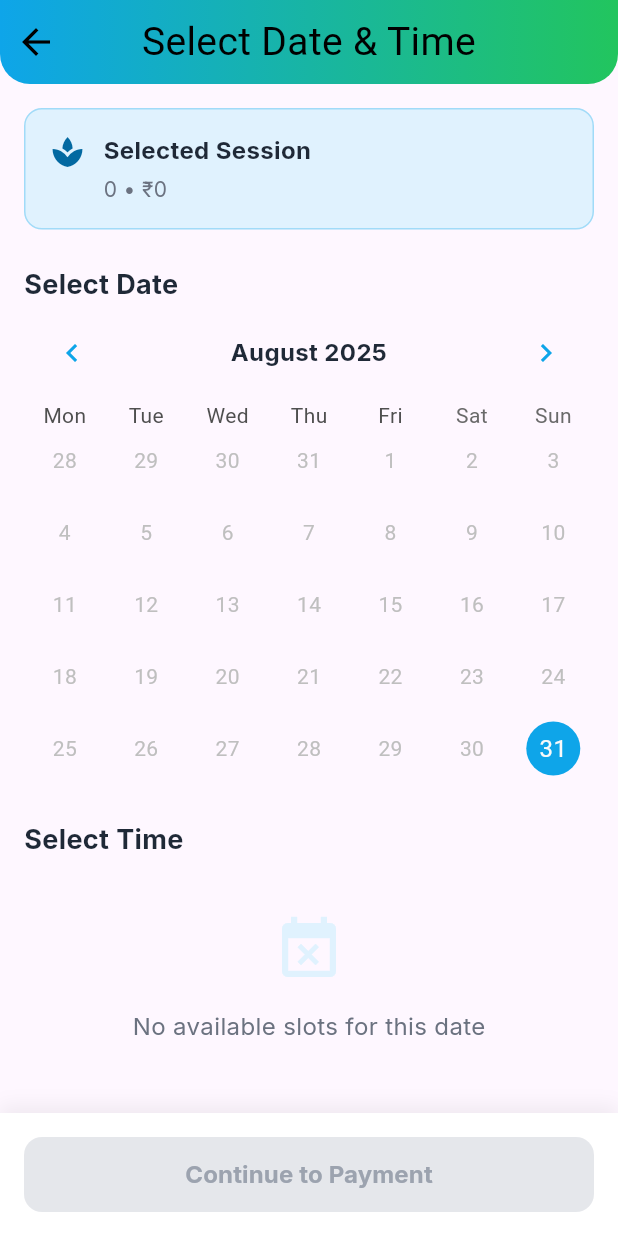
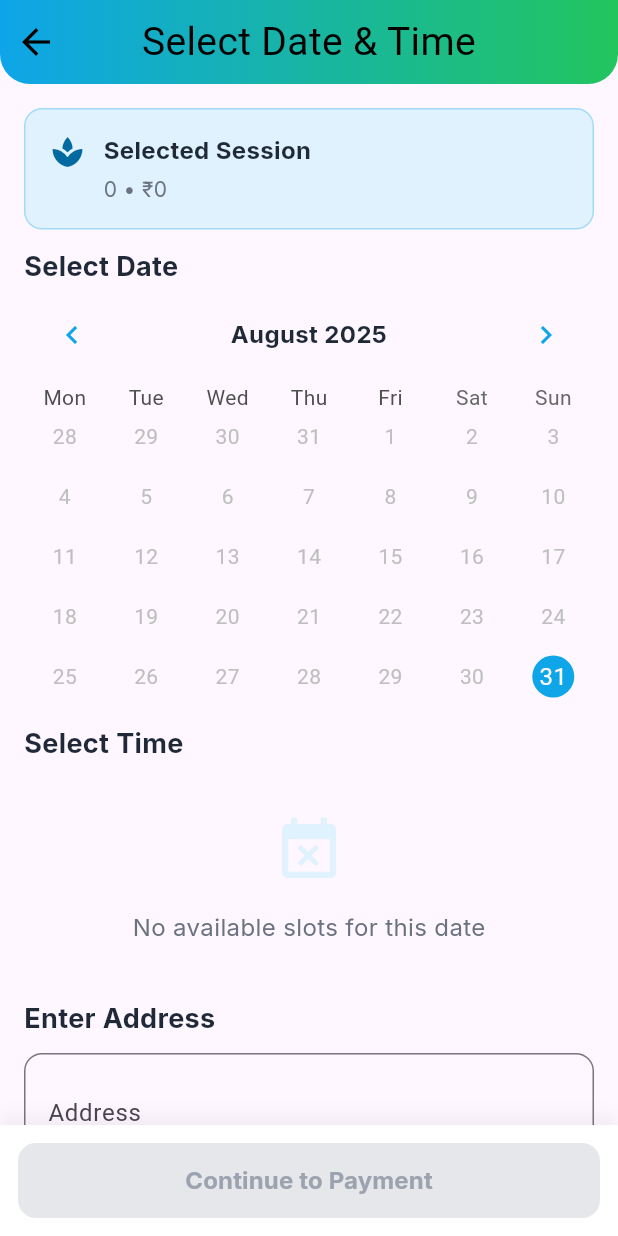
Before and after one commit to meetjanani/physio_connect_flutter, a Flutter app: the DateTimeScreen screen opened by its route, on a phone screen of 412 x 824 dp. Run offline on Flutter 3.47's test engine with Material 3 defaults, Android fonts, the light colour scheme and no system bars; drawn by our look-alikes of table_calendar; our stand-ins replace cached_network_image, cloud_functions, firebase_auth, firebase_core, firebase_messaging, flutter_html and 11 more; missing offline and left inert: firebase_app_check, html_editor_enhanced, razorpay_flutter; accounts and stored records are empty.

Commit message:
Add address input field to booking process; update booking model and invoice service to include address

```diff
--- a/lib/model/bookings_model.dart
+++ b/lib/model/bookings_model.dart
@@ -26,6 +26,7 @@ class BookingsModel {
   String? orderId = "";
   String? signature = "";
   String? doctorNotes = "";
+  String? address = "";
   String bookingDate = DateTime.now().toString();
   String createdAt = DateTime.now().toString();
 
@@ -46,6 +47,7 @@ class BookingsModel {
     required this.orderId,
     required this.signature,
     required this.doctorNotes,
+    required this.address,
     required this.bookingDate,
     required this.createdAt,
   });
--- a/lib/services/invoice_service.dart
+++ b/lib/services/invoice_service.dart
@@ -188,7 +188,7 @@ class InvoiceService {
                       ),
                       pw.SizedBox(height: 4),
                       // TODO: patient.address
-                      pw.Text('Address not available'),
+                      pw.Text(appointment.address ?? 'Address not available'),
                       if (patient.mobileNumber?.isNotEmpty == true)
                         pw.Text('Phone: ${patient.mobileNumber}'),
                      /* if (patient.email?.isNotEmpty == true)
--- a/lib/ui/book_session/booking_controller.dart
+++ b/lib/ui/book_session/booking_controller.dart
@@ -1,6 +1,7 @@
 // lib/ui/booking/booking_controller.dart
 import 'dart:convert';
 
+import 'package:flutter/material.dart';
 import 'package:get/get.dart';
 import 'package:intl/intl.dart';
 import 'package:physio_connect/model/doctor_model.dart';
@@ -19,6 +20,8 @@ class BookingController extends GetxController {
   static BookingController get to => Get.find();
 
   BookingController();
+  // Add a TextEditingController for address if not present in controller
+  final TextEditingController addressController = TextEditingController();
   SupabaseController supabaseController =
       SupabaseController.to;
 
@@ -89,6 +92,7 @@ class BookingController extends GetxController {
       orderId: paymentResponse.orderId,
       signature: paymentResponse.signature,
       doctorNotes: "No additional notes provided.",
+      address: addressController.text,
       bookingDate: DateFormat('yyyy-MM-dd').format(selectedDate.value),
       createdAt: DateTime.now().toString(),
     );
--- a/lib/ui/book_session/date_time_screen.dart
+++ b/lib/ui/book_session/date_time_screen.dart
@@ -76,8 +76,7 @@ class DateTimeScreen extends StatelessWidget {
                     ),
                   ),
                 ),
-                SizedBox(height: 24),
-
+                SizedBox(height: 12),
                 // Calendar
                 Text(
                   'Select Date',
@@ -91,7 +90,7 @@ class DateTimeScreen extends StatelessWidget {
                 ),
                 Obx(
                   () => TableCalendar(
-                    rowHeight: 48,
+                    rowHeight: 40,
                     startingDayOfWeek: StartingDayOfWeek.monday,
                     firstDay: DateTime.now(),
                     lastDay: DateTime.now().add(Duration(days: 60)),
@@ -151,7 +150,7 @@ class DateTimeScreen extends StatelessWidget {
                     ),
                   ),
                 ),
-                SizedBox(height: 24),
+                SizedBox(height: 12),
 
                 // Time slots
                 Text(
@@ -164,7 +163,7 @@ class DateTimeScreen extends StatelessWidget {
                     ),
                   ),
                 ),
-                SizedBox(height: 12),
+                SizedBox(height: 10),
                 Obx(
                   () => controller.isLoading.value
                     ? Center(
@@ -264,13 +263,59 @@ class DateTimeScreen extends StatelessWidget {
                           }).toList(),
                         ),
                 ),
+                SizedBox(height: 12),
+
+                // Time slots
+                Text(
+                  'Enter Address',
+                  style: GoogleFonts.inter(
+                    textStyle: TextStyle(
+                      fontSize: 18,
+                      fontWeight: FontWeight.bold,
+                      color: AppColors.textPrimary,
+                    ),
+                  ),
+                ),
+                SizedBox(height: 10),
+                // Address multiline text field with location icon
+                Row(
+                  crossAxisAlignment: CrossAxisAlignment.start,
+                  children: [
+                    Expanded(
+                      child: TextField(
+                        controller: controller.addressController,
+                        maxLines: 3,
+                        minLines: 2,
+                        decoration: InputDecoration(
+                          labelText: 'Address',
+                          hintText: 'Enter your address',
+                          border: OutlineInputBorder(
+                            borderRadius: BorderRadius.circular(12),
+                          ),
+                        ),
+                      ),
+                    ),
+                   /* SizedBox(width: 8),
+                    IconButton(
+                      icon: Icon(Icons.my_location, color: AppColors.medicalBlue),
+                      tooltip: 'Use current location',
+                      onPressed: () async {
+                        // TODO: Implement GPS logic to fetch and set address
+                        // Example:
+                        // String address = await controller.getCurrentLocationAddress();
+                        // addressController.text = address;
+                      },
+                    ),*/
+                  ],
+                ),
+                SizedBox(height: 12),
               ],
             ),
           ),
 
           // Bottom button
           Container(
-            padding: EdgeInsets.all(16),
+            padding: EdgeInsets.all(12),
             decoration: BoxDecoration(
               color: AppColors.surface,
               boxShadow: [
--- a/lib/ui/book_session/payment_screen.dart
+++ b/lib/ui/book_session/payment_screen.dart
@@ -64,7 +64,7 @@ class _PaymentScreenState extends State<PaymentScreen> {
     // For testing purposes, directly call success handler
     // In production, uncomment the Razorpay integration code below
     // controller.razorpayPaymentId.value = "razor_pay_test_payment_id"!;
-    // controller.createAppointment(PaymentSuccessResponse("payment_id", "order_id", "signature", {}), PaymentStatus.paid);
+    // controller.createAppointment(PaymentSuccessResponse("razor_pay_test_payment_id", "order_id", "signature", {}), PaymentStatus.paid);
     // return;
 
     // rzp_live_RAnbKgZCZa6RZZ
--- a/lib/ui/booking_history/booking_detail_screen.dart
+++ b/lib/ui/booking_history/booking_detail_screen.dart
@@ -10,6 +10,7 @@ import 'package:physio_connect/ui/booking_history/show_html_editor_for_doctor_no
 import 'package:physio_connect/utils/common_appbar.dart';
 import 'package:physio_connect/utils/enum.dart';
 import 'package:physio_connect/utils/theme/app_colors.dart';
+import 'package:physio_connect/utils/view_extension.dart';
 
 import '../../services/invoice_service.dart';
 import 'booking_history_controller.dart';
@@ -175,6 +176,11 @@ class _BookingDetailScreenState extends State<BookingDetailScreen> {
               'Duration',
               appointment.aSessionType().duration,
               Icons.timelapse,
+            ),
+            _buildInfoRow(
+              'Duration',
+              appointment.address ?? 'N/A',
+              Icons.location_pin,
             ),
           ]),
 
@@ -455,7 +461,9 @@ class _BookingDetailScreenState extends State<BookingDetailScreen> {
           ),
           ElevatedButton.icon(
             onPressed: () {
-              // Call therapist action
+              showSuccessSnackbar(
+                  "Request for call has been initiated\n"
+                      "Doctor may call you back within 8 hours");
             },
             icon: Icon(Icons.call, size: 16),
             label: Text('Call'),
@@ -474,6 +482,7 @@ class _BookingDetailScreenState extends State<BookingDetailScreen> {
   Widget _buildNotesCard(String notes) {
     return InkWell(
       onTap: () {
+        if (appointment.aPatient().userType.toLowerCase() == UserType.doctor.name)
           showHtmlEditorForDoctorNote(
             context: Get.context!,
             initialHtml: appointment.doctorNotes ?? "",
```
Also changed, not shown: lib/model/bookings_model.g.dart. Lines whose indentation alone changed are shown as unchanged.
